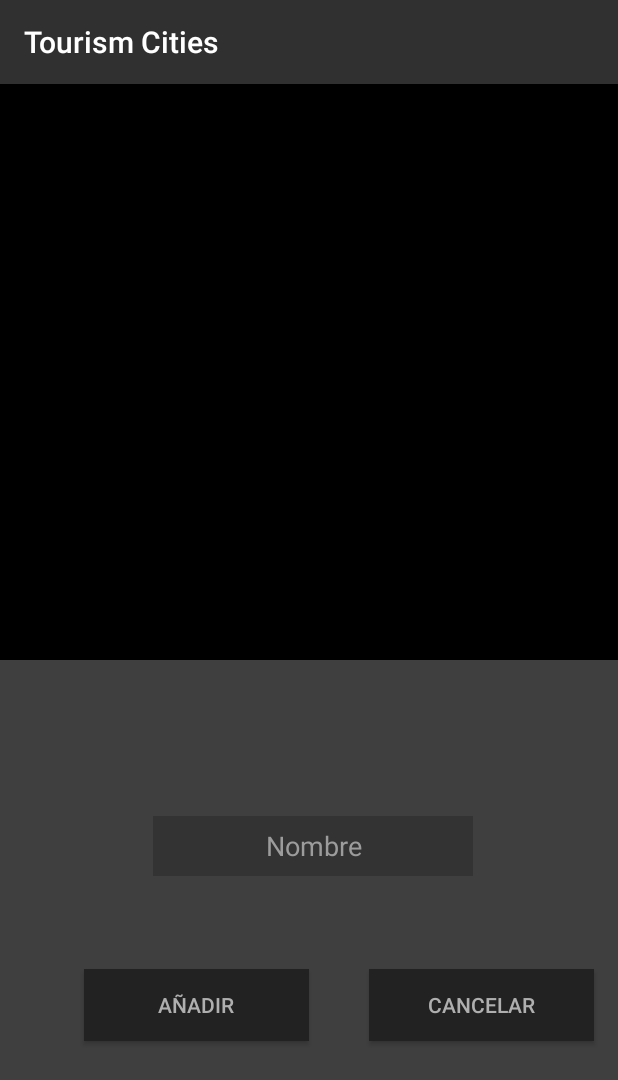
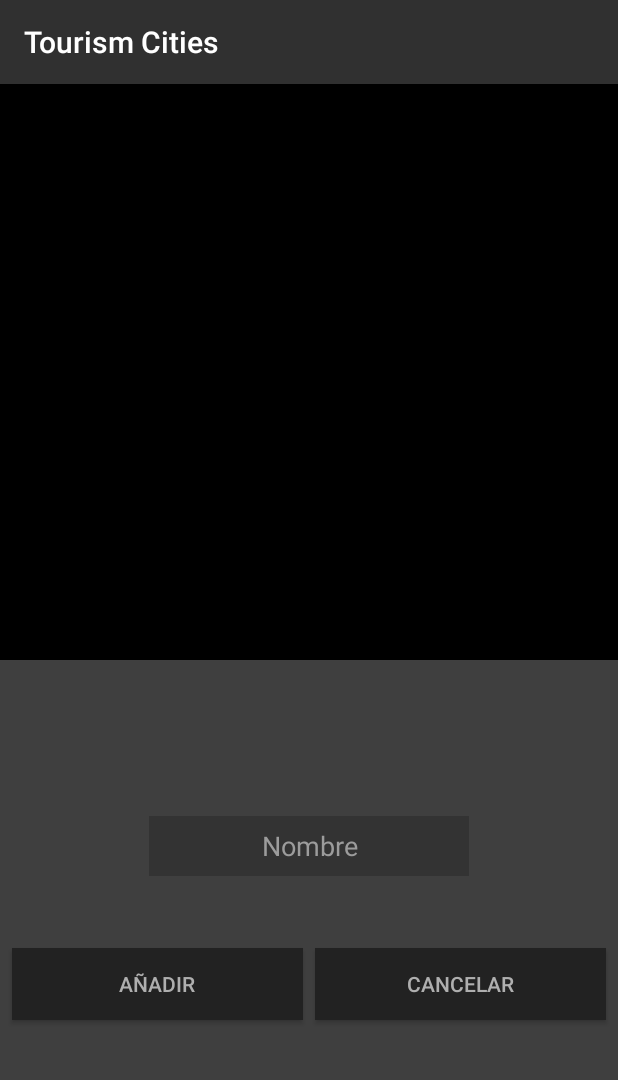
Before and after one commit to andresfernandeznad/TourismCitiesAndroid, an Android app: the NuevoLugar screen opened directly, with no data from a screen before it, on a phone screen of 412 x 824 dp. Shown: the top 1080 px of the screen. Run offline under Robolectric (Android 15) with nearby library versions, the phone set to English and light mode, and no system bars; our stand-ins replace Firebase (no records; nobody signed in at launch, a user with empty details on screens opened directly); 2 statements that could not run were skipped.

Commit message:
Cambio menor a interfaz del nuevo lugar

```diff
--- a/app/src/main/res/layout/activity_nuevo_lugar.xml
+++ b/app/src/main/res/layout/activity_nuevo_lugar.xml
@@ -11,20 +11,20 @@
         android:id="@+id/imageView2"
         android:layout_width="0dp"
         android:layout_height="0dp"
+        android:background="@android:color/background_dark"
         app:layout_constraintBottom_toTopOf="@+id/guideline"
         app:layout_constraintEnd_toEndOf="parent"
         app:layout_constraintStart_toStartOf="parent"
         app:layout_constraintTop_toTopOf="parent"
-        app:srcCompat="@android:color/background_dark"
-        android:background="@android:color/background_dark"/>
+        app:srcCompat="@android:color/background_dark" />
 
     <EditText
         android:id="@+id/editText"
         android:layout_width="wrap_content"
         android:layout_height="40dp"
-        android:layout_marginEnd="16dp"
+        android:layout_marginEnd="8dp"
         android:layout_marginLeft="8dp"
-        android:layout_marginRight="16dp"
+        android:layout_marginRight="8dp"
         android:layout_marginStart="8dp"
         android:layout_marginTop="104dp"
         android:background="#333333"
@@ -35,7 +35,6 @@
         android:textColor="@android:color/white"
         android:textColorHint="#9C9C9C"
         app:layout_constraintEnd_toEndOf="parent"
-        app:layout_constraintHorizontal_bias="0.537"
         app:layout_constraintStart_toStartOf="parent"
         app:layout_constraintTop_toBottomOf="@+id/imageView2" />
 
@@ -44,16 +43,22 @@
         android:layout_width="wrap_content"
         android:layout_height="wrap_content"
         android:orientation="horizontal"
-        app:layout_constraintGuide_percent="0.5" />
+        app:layout_constraintBottom_toTopOf="parent"
+        app:layout_constraintEnd_toStartOf="parent"
+        app:layout_constraintGuide_percent="0.5"
+        app:layout_constraintStart_toStartOf="parent"
+        app:layout_constraintTop_toTopOf="parent" />
 
     <Button
         android:id="@+id/anyadirFotoBoton"
-        android:layout_width="150dp"
+        android:layout_width="0dp"
         android:layout_height="wrap_content"
-        android:layout_marginLeft="16dp"
-        android:layout_marginStart="16dp"
+        android:layout_marginEnd="8dp"
+        android:layout_marginLeft="8dp"
+        android:layout_marginRight="8dp"
+        android:layout_marginStart="8dp"
+        android:background="#222222"
         android:text="Añadir"
-        android:background="#222222"
         android:textColor="#afafaf"
         app:layout_constraintBottom_toBottomOf="@+id/cancelarFoto"
         app:layout_constraintEnd_toStartOf="@+id/cancelarFoto"
@@ -61,15 +66,16 @@
 
     <Button
         android:id="@+id/cancelarFoto"
-        android:layout_width="150dp"
+        android:layout_width="0dp"
         android:layout_height="wrap_content"
-        android:layout_marginEnd="16dp"
-        android:layout_marginRight="16dp"
-        android:layout_marginTop="62dp"
+        android:layout_marginEnd="8dp"
+        android:layout_marginRight="8dp"
+        android:layout_marginTop="48dp"
+        android:background="#222222"
         android:text="Cancelar"
-        android:background="#222222"
         android:textColor="#afafaf"
         app:layout_constraintEnd_toEndOf="parent"
+        app:layout_constraintStart_toEndOf="@+id/anyadirFotoBoton"
         app:layout_constraintTop_toBottomOf="@+id/editText" />
 
     <ProgressBar
```
